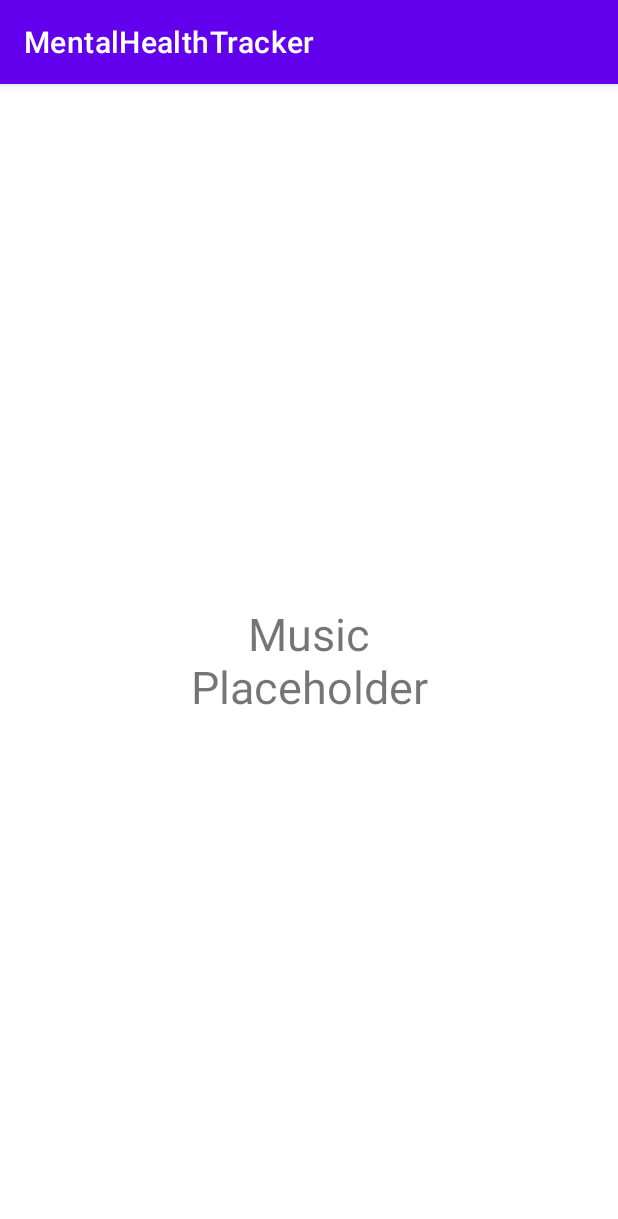
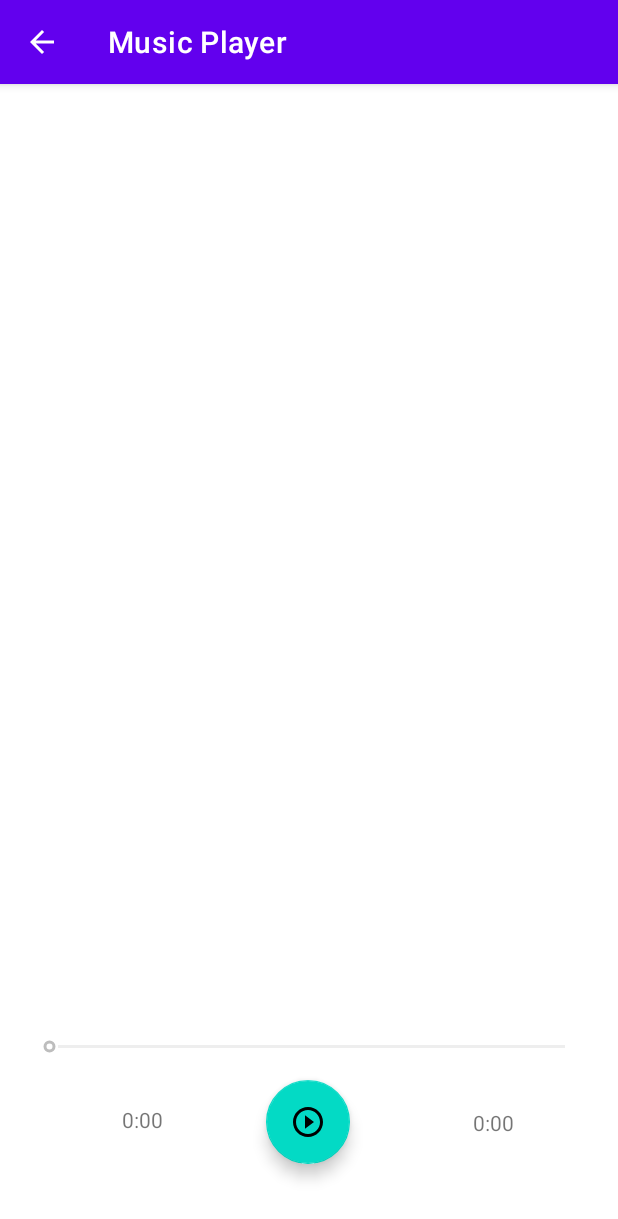
Before and after one commit to benagnes/MentalHealthTracker, an Android app: the screen it shows after launch (PlayMusic), after a tap on "PLAY MUSIC", on a phone screen of 412 x 824 dp. Shown: the top 1219 px of the screen. Run offline under Robolectric (Android 15) with nearby library versions, the phone set to English and light mode, and no system bars.

Commit message:
Integrated basic audio player

```diff
--- a/app/src/main/AndroidManifest.xml
+++ b/app/src/main/AndroidManifest.xml
@@ -10,7 +10,10 @@
         android:supportsRtl="true"
         android:theme="@style/Theme.MentalHealthTracker">
         <activity android:name="com.example.mentalhealthtracker.DoYoga"></activity>
-        <activity android:name="com.example.mentalhealthtracker.PlayMusic"></activity>
+        <activity
+            android:name="com.example.mentalhealthtracker.music.PlayMusic"
+            android:parentActivityName=".MainActivity">
+        </activity>
         <activity
             android:name="com.example.mentalhealthtracker.MainActivity"
             android:label="@string/app_name"
--- a/app/src/main/java/com/example/mentalhealthtracker/MainActivity.java
+++ b/app/src/main/java/com/example/mentalhealthtracker/MainActivity.java
@@ -4,6 +4,7 @@ import android.content.Intent;
 import android.os.Build;
 import android.os.Bundle;
 
+import com.example.mentalhealthtracker.music.PlayMusic;
 import com.google.android.material.floatingactionbutton.FloatingActionButton;
 import com.google.android.material.snackbar.Snackbar;
 
@@ -20,7 +21,6 @@ import android.widget.TextView;
 
 import java.time.LocalDateTime;
 import java.time.format.DateTimeFormatter;
-import java.util.Date;
 
 public class MainActivity extends AppCompatActivity {
     private Button doYogaButton;
--- /dev/null
+++ b/app/src/main/java/com/example/mentalhealthtracker/music/MusicPlayerState.java
@@ -0,0 +1,8 @@
+package com.example.mentalhealthtracker.music;
+
+public enum MusicPlayerState {
+    NOT_INITIALIZED,
+    PLAYING,
+    PAUSED,
+    FINISHED
+}
--- /dev/null
+++ b/app/src/main/java/com/example/mentalhealthtracker/music/PlayMusic.java
@@ -0,0 +1,196 @@
+package com.example.mentalhealthtracker.music;
+
+import androidx.appcompat.app.ActionBar;
+import androidx.appcompat.app.AppCompatActivity;
+
+import android.media.MediaPlayer;
+import android.os.Bundle;
+import android.os.Handler;
+import android.view.View;
+import android.widget.SeekBar;
+import android.widget.TextView;
+
+import com.example.mentalhealthtracker.R;
+import com.example.mentalhealthtracker.timing.MediaTimestamp;
+import com.example.mentalhealthtracker.timing.MediaTiming;
+import com.google.android.material.floatingactionbutton.FloatingActionButton;
+
+
+public class PlayMusic extends AppCompatActivity {
+    private MediaPlayer musicPlayer;
+    private MusicPlayerState currentMediaPlayerState;
+    private final Handler mediaHandler = new Handler();
+    private int lastMediaLengthCache;
+
+    private SeekBar mediaSeekBar;
+    private TextView mediaLengthText;
+    private TextView mediaRunTimeText;
+    private FloatingActionButton playerControlButton;
+
+    private static final String appBarTitle = "Music Player";
+    // How often we should update the SeekBar and time labels
+    private static final int playerUIUpdatePeriod = 500;
+
+    @Override
+    protected void onCreate(Bundle savedInstanceState) {
+        super.onCreate(savedInstanceState);
+        setContentView(R.layout.activity_play_music);
+
+        // The top menu of the view
+        ActionBar mainActionBar = getSupportActionBar();
+
+        if (mainActionBar != null) {
+            mainActionBar.setTitle(appBarTitle);
+            mainActionBar.setDisplayHomeAsUpEnabled(true);
+        }
+
+        lastMediaLengthCache = 0;
+        currentMediaPlayerState = MusicPlayerState.NOT_INITIALIZED;
+        mediaSeekBar = findViewById(R.id.musicSeekBar);
+        mediaLengthText = findViewById(R.id.mediaTimeLength);
+        mediaRunTimeText = findViewById(R.id.mediaTimePlayed);
+        playerControlButton = findViewById(R.id.floatingActionButton);
+
+        mediaSeekBar.setEnabled(false);
+        setPlayerControlButtonIconPlay();
+    }
+
+    /**
+     * The listener for all changes with the SeekBar
+     */
+    private final SeekBar.OnSeekBarChangeListener seekBarListener =  new SeekBar.OnSeekBarChangeListener() {
+        @Override
+        public void onProgressChanged(SeekBar seekBar, int progress, boolean fromUser) {
+            if (musicPlayer != null && fromUser) {
+                musicPlayer.seekTo(progress * 1000);
+            } else if (lastMediaLengthCache > 0 &&
+                    currentMediaPlayerState == MusicPlayerState.NOT_INITIALIZED) {
+                // For an uninitialized MediaPlayer, if we previously played a song,
+                // adjust the label to reflect the changes in the SeekBar
+                mediaRunTimeText.setText(
+                        MediaTiming.formatMediaTimestamp(
+                                new MediaTimestamp(progress * 1000)
+                        )
+                );
+            }
+        }
+
+        @Override
+        public void onStartTrackingTouch(SeekBar seekBar) { }
+
+        @Override
+        public void onStopTrackingTouch(SeekBar seekBar) { }
+    };
+
+    /**
+     * Update the music player UI
+     */
+    private final Runnable updateUIThread = new Runnable() {
+        @Override
+        public void run() {
+            if (musicPlayer != null) {
+                MediaTimestamp currentProgress = new MediaTimestamp(
+                        musicPlayer.getCurrentPosition());
+                mediaSeekBar.setProgress(currentProgress.getTotalAsSeconds());
+                mediaRunTimeText.setText(MediaTiming.formatMediaTimestamp(currentProgress));
+            }
+
+            mediaHandler.postDelayed(this, playerUIUpdatePeriod);
+        }
+    };
+
+    // Moves the media state machine forward
+    public void changeMediaState(View v) {
+        switch (currentMediaPlayerState) {
+            case PLAYING: {
+                pauseMusic();
+                break;
+            }
+            case FINISHED: case NOT_INITIALIZED:
+            case PAUSED: {
+                playMusic();
+                break;
+            }
+        }
+    }
+
+    public void playMusic() {
+        if (musicPlayer == null) {
+            musicPlayer = MediaPlayer.create(this, R.raw.file_example);
+            musicPlayer.setOnCompletionListener(mp -> {
+                currentMediaPlayerState = MusicPlayerState.FINISHED;
+                stopMediaPlayer();
+            });
+
+            lastMediaLengthCache = musicPlayer.getDuration();
+
+            MediaTimestamp timestamp = new MediaTimestamp(musicPlayer.getDuration());
+            mediaLengthText.setText(MediaTiming.formatMediaTimestamp(timestamp));
+
+            mediaSeekBar.setMax(timestamp.getTotalAsSeconds());
+            mediaSeekBar.setOnSeekBarChangeListener(seekBarListener);
+            mediaSeekBar.setEnabled(true);
+        }
+
+        // Reset our song to the start if we're not at the end
+        if (mediaSeekBar.getProgress() < mediaSeekBar.getMax())
+            musicPlayer.seekTo( mediaSeekBar.getProgress() * 1000);
+
+        musicPlayer.start();
+        currentMediaPlayerState = MusicPlayerState.PLAYING;
+        setPlayerControlButtonIconPause();
+
+        // Create thread to update the SeekBar and time labels
+        runOnUiThread(updateUIThread);
+    }
+
+    /**
+     * Pauses the currently playing song
+     */
+    public void pauseMusic() {
+        if (musicPlayer == null)
+            return;
+
+        musicPlayer.pause();
+        currentMediaPlayerState = MusicPlayerState.PAUSED;
+        setPlayerControlButtonIconPlay();
+    }
+
+    /**
+     * Frees up the MediaPlayer resources
+     */
+    public void stopMediaPlayer() {
+        if (musicPlayer == null)
+            return;
+
+        // Make sure our UI is synced up at the end
+        mediaRunTimeText.setText(
+                MediaTiming.formatMediaTimestamp(
+                        new MediaTimestamp(musicPlayer.getDuration())
+                )
+        );
+        mediaSeekBar.setProgress(mediaSeekBar.getMax());
+        setPlayerControlButtonIconPlay();
+
+        musicPlayer.release();
+        musicPlayer = null;
+        currentMediaPlayerState = MusicPlayerState.NOT_INITIALIZED;
+    }
+
+    // Set the main control button to pause icon
+    private void setPlayerControlButtonIconPause() {
+        playerControlButton.setImageResource(R.drawable.ic_baseline_pause_circle_outline_24);
+    }
+
+    // Set the main control button to play icon
+    private void setPlayerControlButtonIconPlay() {
+        playerControlButton.setImageResource(R.drawable.ic_baseline_play_circle_outline_24);
+    }
+
+    // Cleanup the media player when the activity stops
+    public void onStop() {
+        if (musicPlayer != null)
+            stopMediaPlayer();
+        super.onStop();
+    }
+}
--- /dev/null
+++ b/app/src/main/res/drawable/ic_baseline_pause_circle_outline_24.xml
@@ -0,0 +1,10 @@
+<vector xmlns:android="http://schemas.android.com/apk/res/android"
+    android:width="24dp"
+    android:height="24dp"
+    android:viewportWidth="24"
+    android:viewportHeight="24"
+    android:tint="?attr/colorControlNormal">
+  <path
+      android:fillColor="@android:color/white"
+      android:pathData="M9,16h2L11,8L9,8v8zM12,2C6.48,2 2,6.48 2,12s4.48,10 10,10 10,-4.48 10,-10S17.52,2 12,2zM12,20c-4.41,0 -8,-3.59 -8,-8s3.59,-8 8,-8 8,3.59 8,8 -3.59,8 -8,8zM13,16h2L15,8h-2v8z"/>
+</vector>
--- /dev/null
+++ b/app/src/main/res/drawable/ic_baseline_play_circle_outline_24.xml
@@ -0,0 +1,10 @@
+<vector xmlns:android="http://schemas.android.com/apk/res/android"
+    android:width="24dp"
+    android:height="24dp"
+    android:viewportWidth="24"
+    android:viewportHeight="24"
+    android:tint="?attr/colorControlNormal">
+  <path
+      android:fillColor="@android:color/white"
+      android:pathData="M10,16.5l6,-4.5 -6,-4.5v9zM12,2C6.48,2 2,6.48 2,12s4.48,10 10,10 10,-4.48 10,-10S17.52,2 12,2zM12,20c-4.41,0 -8,-3.59 -8,-8s3.59,-8 8,-8 8,3.59 8,8 -3.59,8 -8,8z"/>
+</vector>
--- a/app/src/main/res/layout/activity_play_music.xml
+++ b/app/src/main/res/layout/activity_play_music.xml
@@ -1,7 +1,7 @@
 <?xml version="1.0" encoding="utf-8"?>
-<androidx.constraintlayout.widget.ConstraintLayout
-    xmlns:android="http://schemas.android.com/apk/res/android"
+<androidx.constraintlayout.widget.ConstraintLayout xmlns:android="http://schemas.android.com/apk/res/android"
     xmlns:app="http://schemas.android.com/apk/res-auto"
+    xmlns:tools="http://schemas.android.com/tools"
     android:layout_width="match_parent"
     android:layout_height="match_parent">
 
@@ -10,10 +10,65 @@
         android:layout_width="195dp"
         android:layout_height="151dp"
         android:gravity="center"
-        android:text="Music Placeholder"
         android:textSize="30sp"
-        app:layout_constraintBottom_toBottomOf="parent"
+        app:layout_constraintBottom_toTopOf="@+id/musicSeekBar"
         app:layout_constraintEnd_toEndOf="parent"
         app:layout_constraintStart_toStartOf="parent"
         app:layout_constraintTop_toTopOf="parent" />
+
+    <SeekBar
+        android:id="@+id/musicSeekBar"
+        android:layout_width="376dp"
+        android:layout_height="35dp"
+        android:layout_marginBottom="108dp"
+        app:layout_constraintBottom_toBottomOf="parent"
+        app:layout_constraintEnd_toEndOf="parent"
+        app:layout_constraintHorizontal_bias="0.47"
+        app:layout_constraintStart_toStartOf="parent" />
+
+    <com.google.android.material.floatingactionbutton.FloatingActionButton
+        android:id="@+id/floatingActionButton"
+        android:layout_width="wrap_content"
+        android:layout_height="wrap_content"
+        android:layout_marginBottom="40dp"
+        android:clickable="true"
+        android:contentDescription="@string/playMusicButtonContentDesc"
+        android:focusable="true"
+        android:onClick="changeMediaState"
+        app:layout_constraintBottom_toBottomOf="parent"
+        app:layout_constraintEnd_toEndOf="parent"
+        app:layout_constraintHorizontal_bias="0.498"
+        app:layout_constraintStart_toStartOf="parent"
+        app:layout_constraintTop_toBottomOf="@+id/musicSeekBar"
+        app:layout_constraintVertical_bias="0.333"
+        app:srcCompat="@android:drawable/ic_media_play" />
+
+    <TextView
+        android:id="@+id/mediaTimePlayed"
+        android:layout_width="wrap_content"
+        android:layout_height="wrap_content"
+        android:layout_marginTop="16dp"
+        android:layout_marginBottom="56dp"
+        android:text="@string/initialPlayerTime"
+        app:layout_constraintBottom_toBottomOf="parent"
+        app:layout_constraintEnd_toStartOf="@+id/floatingActionButton"
+        app:layout_constraintHorizontal_bias="0.54"
+        app:layout_constraintStart_toStartOf="parent"
+        app:layout_constraintTop_toBottomOf="@+id/musicSeekBar"
+        app:layout_constraintVertical_bias="0.263" />
+
+    <TextView
+        android:id="@+id/mediaTimeLength"
+        android:layout_width="wrap_content"
+        android:layout_height="wrap_content"
+        android:layout_marginTop="20dp"
+        android:layout_marginBottom="56dp"
+        android:text="@string/initialPlayerTime"
+        app:layout_constraintBottom_toBottomOf="parent"
+        app:layout_constraintEnd_toEndOf="parent"
+        app:layout_constraintHorizontal_bias="0.543"
+        app:layout_constraintStart_toEndOf="@+id/floatingActionButton"
+        app:layout_constraintTop_toBottomOf="@+id/musicSeekBar"
+        app:layout_constraintVertical_bias="0.22" />
+
 </androidx.constraintlayout.widget.ConstraintLayout>
--- a/app/src/main/res/values/strings.xml
+++ b/app/src/main/res/values/strings.xml
@@ -9,4 +9,9 @@
 
     <string name="hello_first_fragment">Hello first fragment</string>
     <string name="hello_second_fragment">Hello second fragment. Arg: %1$s</string>
+
+    <!-- Strings used in the PlayMusic activity -->
+    <string name="playMusicButtonContentDesc">PlayMusicButton</string>
+    <string name="musicTextPlaceholder">Music Placeholder</string>
+    <string name="initialPlayerTime">0:00</string>
 </resources>
```
Also changed, not shown: app/src/main/java/com/example/mentalhealthtracker/PlayMusic.java (deleted, +0 -12 lines), app/src/main/java/com/example/mentalhealthtracker/timing/MediaTimestamp.java (added, +89 -0 lines), app/src/main/java/com/example/mentalhealthtracker/timing/MediaTiming.java (added, +26 -0 lines), 3 other files.
